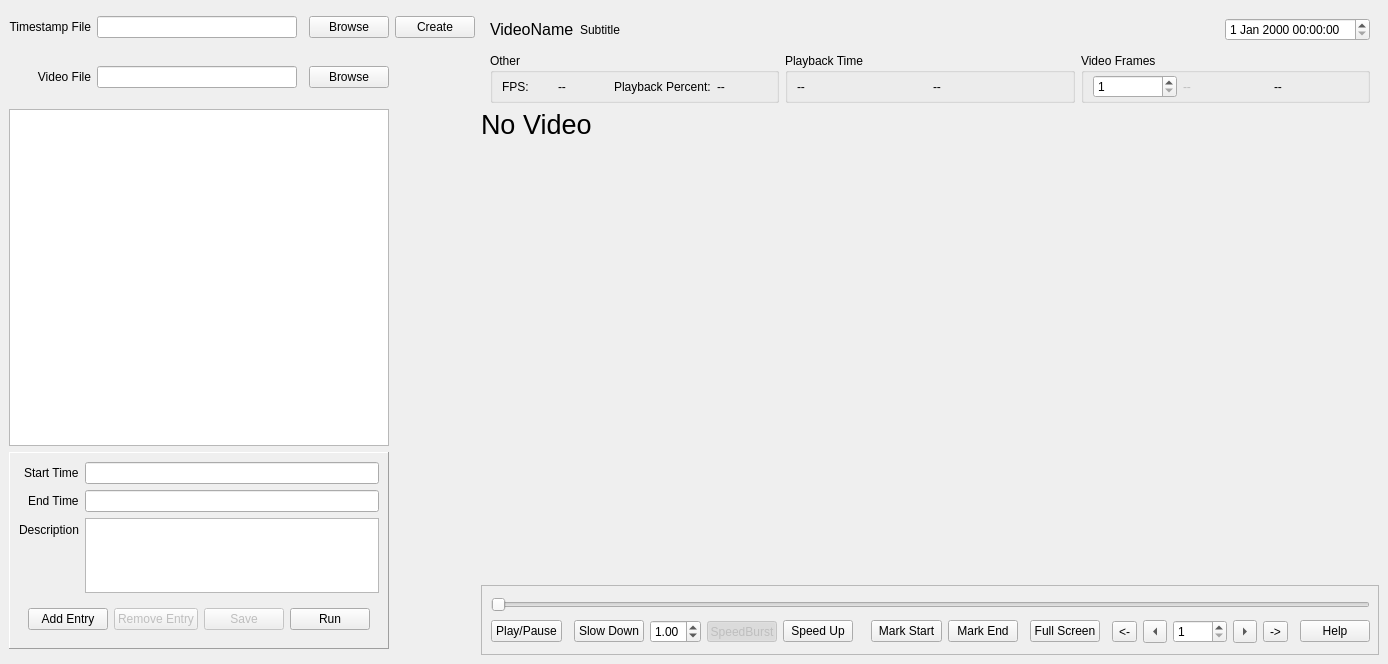
Old version of the form GUI/UI/VideoPlayer/MainVideoPlayerWindow.ui in the repository BrendonWatsonLab/PhoPyQtTimelinePlotter.
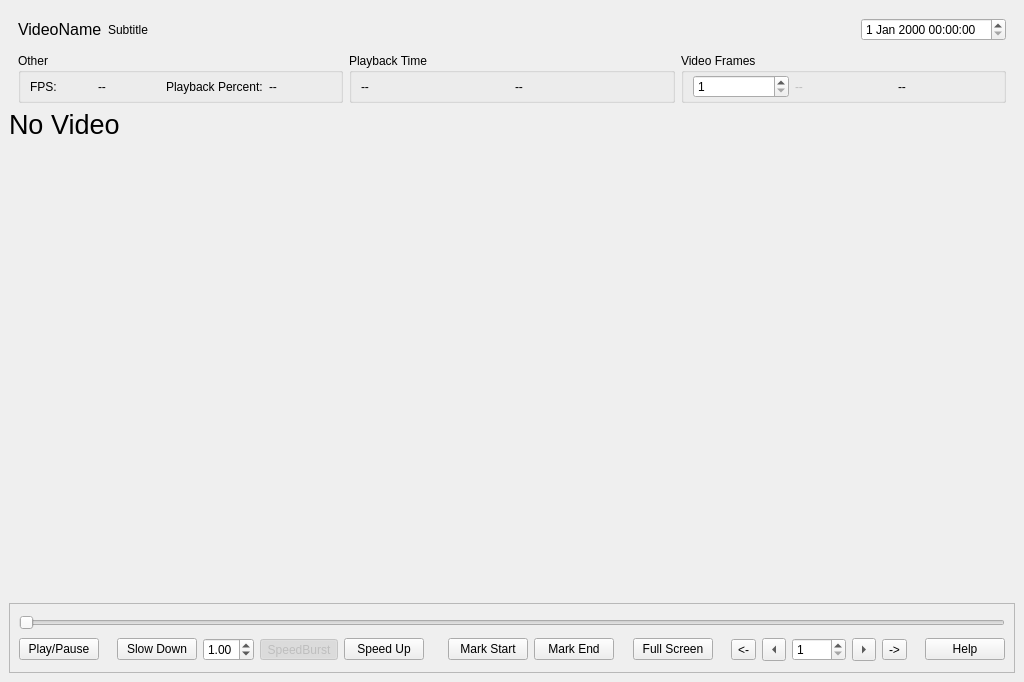
New version of the form. Custom widgets are drawn as their Qt base class.

Commit message: Removed video player windows's unused timestamp sidebar. Improved video player window sizing and layout

```diff
--- a/GUI/UI/VideoPlayer/MainVideoPlayerWindow.ui
+++ b/GUI/UI/VideoPlayer/MainVideoPlayerWindow.ui
@@ -6,13 +6,13 @@
    <rect>
     <x>0</x>
     <y>0</y>
-    <width>1388</width>
-    <height>664</height>
+    <width>1024</width>
+    <height>682</height>
    </rect>
   </property>
   <property name="minimumSize">
    <size>
-    <width>1024</width>
+    <width>640</width>
     <height>480</height>
    </size>
   </property>
@@ -20,54 +20,207 @@
    <string>Video Player</string>
   </property>
   <widget class="QWidget" name="widget_central">
-   <layout class="QGridLayout" name="layout_main">
-    <item row="1" column="1">
-     <widget class="QLineEdit" name="entry_video">
-      <property name="autoFillBackground">
-       <bool>false</bool>
-      </property>
-      <property name="readOnly">
-       <bool>true</bool>
-      </property>
+   <layout class="QGridLayout" name="layout_main" rowstretch="0,0,1,0">
+    <item row="0" column="0">
+     <widget class="QWidget" name="widget_VideoTitleLayout" native="true">
+      <layout class="QHBoxLayout" name="horizontalLayout_3">
+       <property name="topMargin">
+        <number>9</number>
+       </property>
+       <property name="bottomMargin">
+        <number>4</number>
+       </property>
+       <item>
+        <widget class="QLabel" name="lblVideoName">
+         <property name="font">
+          <font>
+           <pointsize>12</pointsize>
+          </font>
+         </property>
+         <property name="text">
+          <string>VideoName</string>
+         </property>
+        </widget>
+       </item>
+       <item>
+        <widget class="QLabel" name="lblVideoSubtitle">
+         <property name="text">
+          <string>Subtitle</string>
+         </property>
+        </widget>
+       </item>
+       <item>
+        <spacer name="horizontalSpacer_4">
+         <property name="orientation">
+          <enum>Qt::Horizontal</enum>
+         </property>
+         <property name="sizeHint" stdset="0">
+          <size>
+           <width>40</width>
+           <height>20</height>
+          </size>
+         </property>
+        </spacer>
+       </item>
+       <item>
+        <widget class="QDateTimeEdit" name="dateTimeEdit">
+         <property name="enabled">
+          <bool>true</bool>
+         </property>
+        </widget>
+       </item>
+      </layout>
      </widget>
     </item>
-    <item row="2" column="0" colspan="4">
-     <widget class="TimestampTableView" name="list_timestamp">
-      <property name="verticalScrollBarPolicy">
-       <enum>Qt::ScrollBarAsNeeded</enum>
-      </property>
-      <property name="editTriggers">
-       <set>QAbstractItemView::NoEditTriggers</set>
-      </property>
-      <property name="alternatingRowColors">
-       <bool>true</bool>
-      </property>
-      <property name="selectionMode">
-       <enum>QAbstractItemView::SingleSelection</enum>
-      </property>
-      <property name="selectionBehavior">
-       <enum>QAbstractItemView::SelectRows</enum>
-      </property>
-      <attribute name="horizontalHeaderHighlightSections">
-       <bool>false</bool>
-      </attribute>
-      <attribute name="horizontalHeaderStretchLastSection">
-       <bool>true</bool>
-      </attribute>
-      <attribute name="verticalHeaderHighlightSections">
-       <bool>false</bool>
-      </attribute>
+    <item row="1" column="0">
+     <widget class="QWidget" name="widget_VideoInfoLayout" native="true">
+      <layout class="QHBoxLayout" name="horizontalLayout_7">
+       <property name="spacing">
+        <number>6</number>
+       </property>
+       <property name="topMargin">
+        <number>2</number>
+       </property>
+       <property name="bottomMargin">
+        <number>0</number>
+       </property>
+       <item>
+        <widget class="QGroupBox" name="groupBox_3">
+         <property name="enabled">
+          <bool>true</bool>
+         </property>
+         <property name="title">
+          <string>Other</string>
+         </property>
+         <layout class="QHBoxLayout" name="horizontalLayout_6">
+          <property name="topMargin">
+           <number>2</number>
+          </property>
+          <property name="bottomMargin">
+           <number>2</number>
+          </property>
+          <item>
+           <widget class="QLabel" name="label_2">
+            <property name="text">
+             <string>FPS:</string>
+            </property>
+           </widget>
+          </item>
+          <item>
+           <widget class="QLabel" name="lblFileFPS">
+            <property name="text">
+             <string>--</string>
+            </property>
+           </widget>
+          </item>
+          <item>
+           <widget class="QLabel" name="label_3">
+            <property name="text">
+             <string>Playback Percent:</string>
+            </property>
+           </widget>
+          </item>
+          <item>
+           <widget class="QLabel" name="lblPlaybackPercent">
+            <property name="text">
+             <string>--</string>
+            </property>
+           </widget>
+          </item>
+         </layout>
+        </widget>
+       </item>
+       <item>
+        <widget class="QGroupBox" name="groupBox_2">
+         <property name="title">
+          <string>Playback Time</string>
+         </property>
+         <layout class="QHBoxLayout" name="horizontalLayout_5">
+          <property name="topMargin">
+           <number>2</number>
+          </property>
+          <property name="bottomMargin">
+           <number>2</number>
+          </property>
+          <item>
+           <widget class="QLabel" name="lblCurrentTime">
+            <property name="text">
+             <string>--</string>
+            </property>
+           </widget>
+          </item>
+          <item>
+           <widget class="QLabel" name="lblTotalDuration">
+            <property name="text">
+             <string>--</string>
+            </property>
+           </widget>
+          </item>
+         </layout>
+        </widget>
+       </item>
+       <item>
+        <widget class="QGroupBox" name="groupBox">
+         <property name="title">
+          <string>Video Frames</string>
+         </property>
+         <layout class="QHBoxLayout" name="horizontalLayout_4">
+          <property name="topMargin">
+           <number>2</number>
+          </property>
+          <property name="bottomMargin">
+           <number>2</number>
+          </property>
+          <item>
+           <widget class="QSpinBox" name="spinBoxCurrentFrame">
+            <property name="enabled">
+             <bool>true</bool>
+            </property>
+            <property name="buttonSymbols">
+             <enum>QAbstractSpinBox::UpDownArrows</enum>
+            </property>
+            <property name="minimum">
+             <number>1</number>
+            </property>
+            <property name="maximum">
+             <number>10000</number>
+            </property>
+            <property name="value">
+             <number>1</number>
+            </property>
+           </widget>
+          </item>
+          <item>
+           <widget class="QLabel" name="lblCurrentFrame">
+            <property name="enabled">
+             <bool>false</bool>
+            </property>
+            <property name="text">
+             <string>--</string>
+            </property>
+           </widget>
+          </item>
+          <item>
+           <widget class="QLabel" name="lblTotalFrames">
+            <property name="text">
+             <string>--</string>
+            </property>
+           </widget>
+          </item>
+         </layout>
+        </widget>
+       </item>
+      </layout>
      </widget>
     </item>
-    <item row="1" column="3">
-     <widget class="QPushButton" name="button_video_browse">
-      <property name="text">
-       <string>Browse</string>
-      </property>
-     </widget>
-    </item>
-    <item row="2" column="5" rowspan="3">
+    <item row="2" column="0" rowspan="2">
      <widget class="QFrame" name="frame_media">
+      <property name="sizePolicy">
+       <sizepolicy hsizetype="Expanding" vsizetype="Expanding">
+        <horstretch>0</horstretch>
+        <verstretch>0</verstretch>
+       </sizepolicy>
+      </property>
       <property name="minimumSize">
        <size>
         <width>500</width>
@@ -103,11 +256,11 @@
          </property>
          <item>
           <widget class="VideoFrame" name="frame_video">
-           <property name="minimumSize">
-            <size>
-             <width>0</width>
-             <height>0</height>
-            </size>
+           <property name="sizePolicy">
+            <sizepolicy hsizetype="Expanding" vsizetype="Expanding">
+             <horstretch>0</horstretch>
+             <verstretch>0</verstretch>
+            </sizepolicy>
            </property>
            <property name="focusPolicy">
             <enum>Qt::StrongFocus</enum>
@@ -148,11 +301,17 @@
          <item>
           <widget class="QFrame" name="frame_media_control">
            <property name="sizePolicy">
-            <sizepolicy hsizetype="Preferred" vsizetype="Expanding">
+            <sizepolicy hsizetype="Preferred" vsizetype="Preferred">
              <horstretch>0</horstretch>
              <verstretch>0</verstretch>
             </sizepolicy>
            </property>
+           <property name="minimumSize">
+            <size>
+             <width>0</width>
+             <height>70</height>
+            </size>
+           </property>
            <property name="maximumSize">
             <size>
              <width>16777215</width>
@@ -455,397 +614,6 @@
       </layout>
      </widget>
     </item>
-    <item row="3" column="0" colspan="4">
-     <widget class="QFrame" name="frame_timestamp_detail">
-      <property name="sizePolicy">
-       <sizepolicy hsizetype="Preferred" vsizetype="Fixed">
-        <horstretch>0</horstretch>
-        <verstretch>0</verstretch>
-       </sizepolicy>
-      </property>
-      <property name="frameShape">
-       <enum>QFrame::Panel</enum>
-      </property>
-      <property name="frameShadow">
-       <enum>QFrame::Raised</enum>
-      </property>
-      <layout class="QFormLayout" name="formLayout">
-       <property name="labelAlignment">
-        <set>Qt::AlignRight|Qt::AlignTrailing|Qt::AlignVCenter</set>
-       </property>
-       <item row="0" column="0">
-        <widget class="QLabel" name="label_start_time">
-         <property name="text">
-          <string>Start Time</string>
-         </property>
-        </widget>
-       </item>
-       <item row="0" column="1">
-        <widget class="QLineEdit" name="entry_start_time">
-         <property name="enabled">
-          <bool>true</bool>
-         </property>
-         <property name="autoFillBackground">
-          <bool>false</bool>
-         </property>
-         <property name="readOnly">
-          <bool>true</bool>
-         </property>
-        </widget>
-       </item>
-       <item row="1" column="0">
-        <widget class="QLabel" name="label_end_time">
-         <property name="text">
-          <string>End Time</string>
-         </property>
-        </widget>
-       </item>
-       <item row="1" column="1">
-        <widget class="QLineEdit" name="entry_end_time">
-         <property name="enabled">
-          <bool>true</bool>
-         </property>
-         <property name="autoFillBackground">
-          <bool>false</bool>
-         </property>
-         <property name="readOnly">
-          <bool>true</bool>
-         </property>
-        </widget>
-       </item>
-       <item row="2" column="0">
-        <widget class="QLabel" name="label_description">
-         <property name="text">
-          <string>Description</string>
-         </property>
-        </widget>
-       </item>
-       <item row="2" column="1">
-        <widget class="PlainTextEdit" name="entry_description">
-         <property name="enabled">
-          <bool>true</bool>
-         </property>
-         <property name="maximumSize">
-          <size>
-           <width>16777215</width>
-           <height>75</height>
-          </size>
-         </property>
-         <property name="autoFillBackground">
-          <bool>false</bool>
-         </property>
-        </widget>
-       </item>
-       <item row="3" column="0" colspan="2">
-        <widget class="QFrame" name="frame">
-         <property name="frameShape">
-          <enum>QFrame::NoFrame</enum>
-         </property>
-         <property name="frameShadow">
-          <enum>QFrame::Plain</enum>
-         </property>
-         <property name="lineWidth">
-          <number>0</number>
-         </property>
-         <layout class="QHBoxLayout" name="horizontalLayout">
-          <item>
-           <widget class="QPushButton" name="button_add_entry">
-            <property name="text">
-             <string>Add Entry</string>
-            </property>
-           </widget>
-          </item>
-          <item>
-           <widget class="QPushButton" name="button_remove_entry">
-            <property name="enabled">
-             <bool>false</bool>
-            </property>
-            <property name="text">
-             <string>Remove Entry</string>
-            </property>
-           </widget>
-          </item>
-          <item>
-           <widget class="QPushButton" name="button_save">
-            <property name="enabled">
-             <bool>false</bool>
-            </property>
-            <property name="text">
-             <string>Save</string>
-            </property>
-           </widget>
-          </item>
-          <item>
-           <spacer name="horizontalSpacer_2">
-            <property name="orientation">
-             <enum>Qt::Horizontal</enum>
-            </property>
-            <property name="sizeHint" stdset="0">
-             <size>
-              <width>40</width>
-              <height>20</height>
-             </size>
-            </property>
-           </spacer>
-          </item>
-          <item>
-           <widget class="QPushButton" name="button_run">
-            <property name="text">
-             <string>Run</string>
-            </property>
-           </widget>
-          </item>
-         </layout>
-        </widget>
-       </item>
-      </layout>
-     </widget>
-    </item>
-    <item row="0" column="3">
-     <widget class="QPushButton" name="button_timestamp_browse">
-      <property name="text">
-       <string>Browse</string>
-      </property>
-     </widget>
-    </item>
-    <item row="0" column="1">
-     <widget class="QLineEdit" name="entry_timestamp">
-      <property name="sizePolicy">
-       <sizepolicy hsizetype="Expanding" vsizetype="Fixed">
-        <horstretch>0</horstretch>
-        <verstretch>0</verstretch>
-       </sizepolicy>
-      </property>
-      <property name="autoFillBackground">
-       <bool>false</bool>
-      </property>
-      <property name="styleSheet">
-       <string notr="true"/>
-      </property>
-      <property name="readOnly">
-       <bool>true</bool>
-      </property>
-     </widget>
-    </item>
-    <item row="0" column="4">
-     <widget class="QPushButton" name="button_timestamp_create">
-      <property name="text">
-       <string>Create</string>
-      </property>
-     </widget>
-    </item>
-    <item row="1" column="0">
-     <widget class="QLabel" name="label_video">
-      <property name="text">
-       <string>Video File</string>
-      </property>
-      <property name="alignment">
-       <set>Qt::AlignRight|Qt::AlignTrailing|Qt::AlignVCenter</set>
-      </property>
-     </widget>
-    </item>
-    <item row="0" column="0">
-     <widget class="QLabel" name="label_timestamp">
-      <property name="text">
-       <string>Timestamp File</string>
-      </property>
-      <property name="alignment">
-       <set>Qt::AlignRight|Qt::AlignTrailing|Qt::AlignVCenter</set>
-      </property>
-     </widget>
-    </item>
-    <item row="0" column="5">
-     <widget class="QWidget" name="widget" native="true">
-      <layout class="QHBoxLayout" name="horizontalLayout_3">
-       <property name="topMargin">
-        <number>9</number>
-       </property>
-       <property name="bottomMargin">
-        <number>4</number>
-       </property>
-       <item>
-        <widget class="QLabel" name="lblVideoName">
-         <property name="font">
-          <font>
-           <pointsize>12</pointsize>
-          </font>
-         </property>
-         <property name="text">
-          <string>VideoName</string>
-         </property>
-        </widget>
-       </item>
-       <item>
-        <widget class="QLabel" name="lblVideoSubtitle">
-         <property name="text">
-          <string>Subtitle</string>
-         </property>
-        </widget>
-       </item>
-       <item>
-        <spacer name="horizontalSpacer_4">
-         <property name="orientation">
-          <enum>Qt::Horizontal</enum>
-         </property>
-         <property name="sizeHint" stdset="0">
-          <size>
-           <width>40</width>
-           <height>20</height>
-          </size>
-         </property>
-        </spacer>
-       </item>
-       <item>
-        <widget class="QDateTimeEdit" name="dateTimeEdit">
-         <property name="enabled">
-          <bool>true</bool>
-         </property>
-        </widget>
-       </item>
-      </layout>
-     </widget>
-    </item>
-    <item row="1" column="5">
-     <widget class="QWidget" name="widget_2" native="true">
-      <layout class="QHBoxLayout" name="horizontalLayout_7">
-       <property name="spacing">
-        <number>6</number>
-       </property>
-       <property name="topMargin">
-        <number>2</number>
-       </property>
-       <property name="bottomMargin">
-        <number>0</number>
-       </property>
-       <item>
-        <widget class="QGroupBox" name="groupBox_3">
-         <property name="enabled">
-          <bool>true</bool>
-         </property>
-         <property name="title">
-          <string>Other</string>
-         </property>
-         <layout class="QHBoxLayout" name="horizontalLayout_6">
-          <property name="topMargin">
-           <number>2</number>
-          </property>
-          <property name="bottomMargin">
-           <number>2</number>
-          </property>
-          <item>
-           <widget class="QLabel" name="label_2">
-            <property name="text">
-             <string>FPS:</string>
-            </property>
-           </widget>
-          </item>
-          <item>
-           <widget class="QLabel" name="lblFileFPS">
-            <property name="text">
-             <string>--</string>
-            </property>
-           </widget>
-          </item>
-          <item>
-           <widget class="QLabel" name="label_3">
-            <property name="text">
-             <string>Playback Percent:</string>
-            </property>
-           </widget>
-          </item>
-          <item>
-           <widget class="QLabel" name="lblPlaybackPercent">
-            <property name="text">
-             <string>--</string>
-            </property>
-           </widget>
-          </item>
-         </layout>
-        </widget>
-       </item>
-       <item>
-        <widget class="QGroupBox" name="groupBox_2">
-         <property name="title">
-          <string>Playback Time</string>
-         </property>
-         <layout class="QHBoxLayout" name="horizontalLayout_5">
-          <property name="topMargin">
-           <number>2</number>
-          </property>
-          <property name="bottomMargin">
-           <number>2</number>
-          </property>
-          <item>
-           <widget class="QLabel" name="lblCurrentTime">
-            <property name="text">
-             <string>--</string>
-            </property>
-           </widget>
-          </item>
-          <item>
-           <widget class="QLabel" name="lblTotalDuration">
-            <property name="text">
-             <string>--</string>
-            </property>
-           </widget>
-          </item>
-         </layout>
-        </widget>
-       </item>
-       <item>
-        <widget class="QGroupBox" name="groupBox">
-         <property name="title">
-          <string>Video Frames</string>
-         </property>
-         <layout class="QHBoxLayout" name="horizontalLayout_4">
-          <property name="topMargin">
-           <number>2</number>
-          </property>
-          <property name="bottomMargin">
-           <number>2</number>
-          </property>
-          <item>
-           <widget class="QSpinBox" name="spinBoxCurrentFrame">
-            <property name="enabled">
-             <bool>true</bool>
-            </property>
-            <property name="buttonSymbols">
-             <enum>QAbstractSpinBox::UpDownArrows</enum>
-            </property>
-            <property name="minimum">
-             <number>1</number>
-            </property>
-            <property name="maximum">
-             <number>10000</number>
-            </property>
-            <property name="value">
-             <number>1</number>
-            </property>
-           </widget>
-          </item>
-          <item>
-           <widget class="QLabel" name="lblCurrentFrame">
-            <property name="enabled">
-             <bool>false</bool>
-            </property>
-            <property name="text">
-             <string>--</string>
-            </property>
-           </widget>
-          </item>
-          <item>
-           <widget class="QLabel" name="lblTotalFrames">
-            <property name="text">
-             <string>--</string>
-            </property>
-           </widget>
-          </item>
-         </layout>
-        </widget>
-       </item>
-      </layout>
-     </widget>
-    </item>
    </layout>
   </widget>
   <action name="actionExit">
@@ -871,16 +639,6 @@
    <extends>QSlider</extends>
    <header>GUI.UI.VideoPlayer</header>
   </customwidget>
-  <customwidget>
-   <class>TimestampTableView</class>
-   <extends>QTableView</extends>
-   <header>GUI.UI.VideoPlayer</header>
-  </customwidget>
-  <customwidget>
-   <class>PlainTextEdit</class>
-   <extends>QPlainTextEdit</extends>
-   <header>GUI.UI.VideoPlayer</header>
-  </customwidget>
   <customwidget>
    <class>ToggleButton</class>
    <extends>QPushButton</extends>
```
The commit also changes 1 other file.
